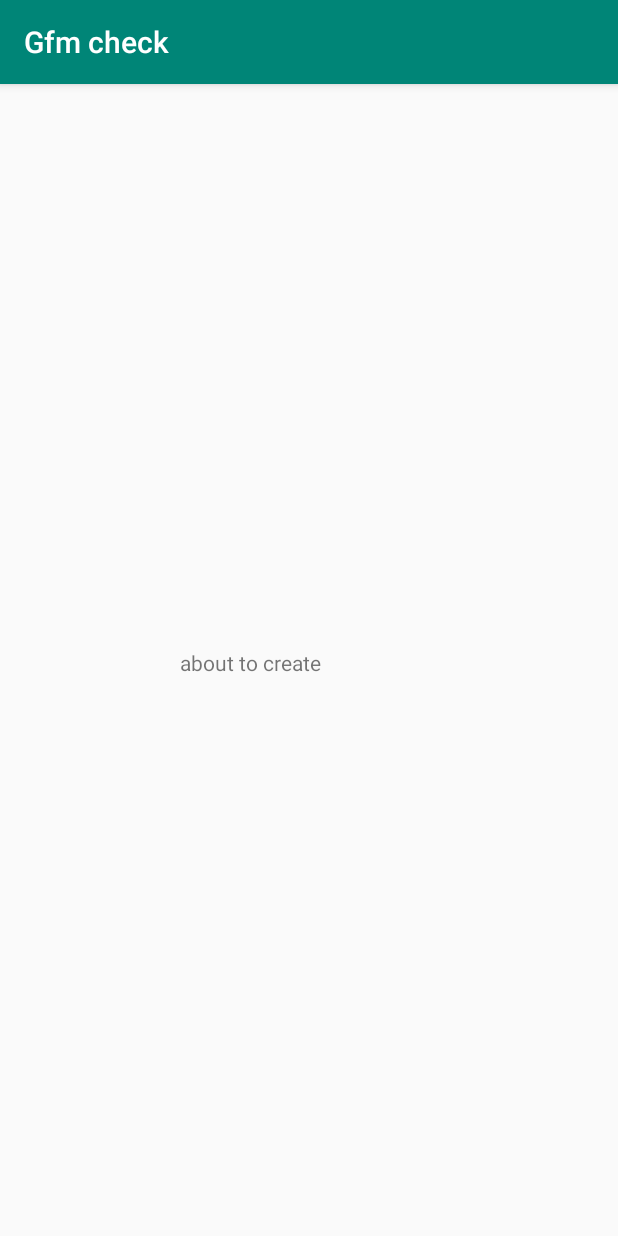
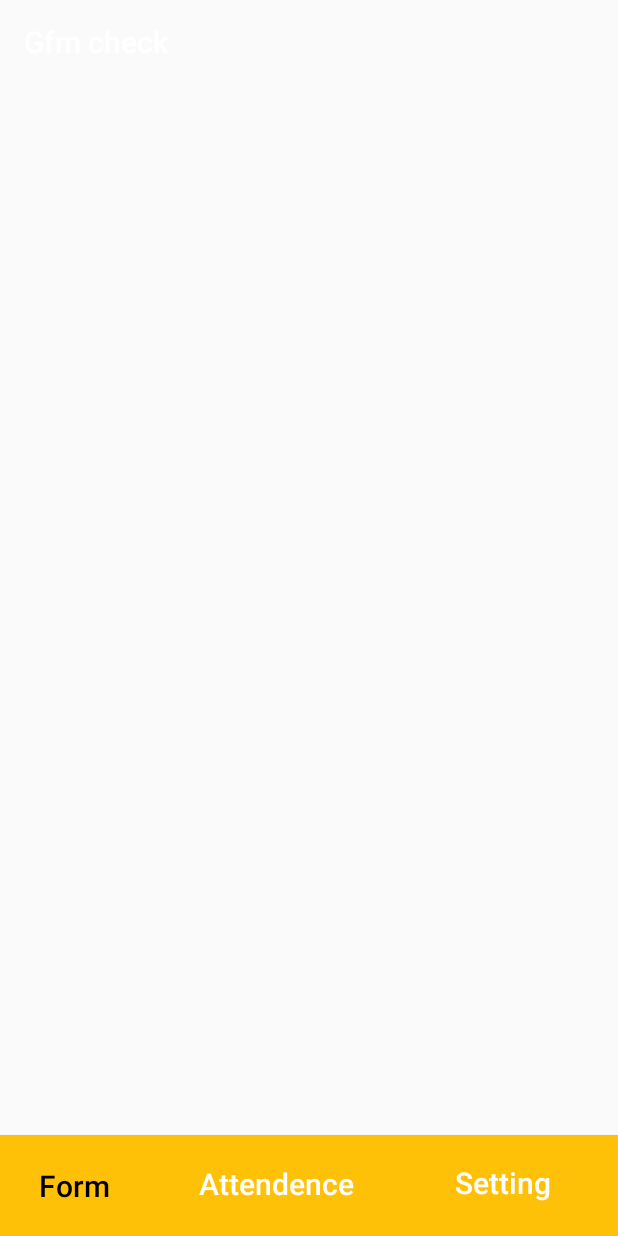
Before and after one commit to Asbaharoon/Students-academic, an Android app: the dataact screen opened directly, with no data from a screen before it, on a phone screen of 412 x 824 dp. Run offline under Robolectric (Android 15) with nearby library versions, the phone set to English and light mode, and no system bars.

Commit message:
dataact tabs ddone with the button

```diff
--- a/app/build.gradle
+++ b/app/build.gradle
@@ -26,4 +26,5 @@ dependencies {
     testImplementation 'junit:junit:4.12'
     androidTestImplementation 'androidx.test:runner:1.1.1'
     androidTestImplementation 'androidx.test.espresso:espresso-core:3.1.1'
+    implementation 'com.github.bumptech.glide:glide:4.10.0'
 }
--- a/app/src/main/AndroidManifest.xml
+++ b/app/src/main/AndroidManifest.xml
@@ -9,9 +9,9 @@
         android:roundIcon="@mipmap/ic_launcher_round"
         android:supportsRtl="true"
         android:theme="@style/AppTheme">
-        <activity android:name=".loginact"></activity>
-        <activity android:name=".dataact" />
-        <activity android:name=".MainActivity">
+        <activity android:name=".dataact"></activity>
+        <activity android:name=".MainActivity"/>
+        <activity android:name=".loginact">
             <intent-filter>
                 <action android:name="android.intent.action.MAIN" />
 
--- a/app/src/main/res/layout/activity_dataact.xml
+++ b/app/src/main/res/layout/activity_dataact.xml
@@ -6,14 +6,68 @@
     android:layout_height="match_parent"
     tools:context=".dataact">
 
-    <TextView
-        android:id="@+id/textView"
-        android:layout_width="161dp"
-        android:layout_height="107dp"
-        android:layout_marginStart="120dp"
-        android:layout_marginLeft="120dp"
-        android:layout_marginTop="376dp"
-        android:text="about to create"
+    <Button
+        android:id="@+id/backface"
+        android:layout_width="0dp"
+        android:layout_height="67dp"
+        android:background="#FFC107"
+        app:layout_constraintBottom_toBottomOf="parent"
+        app:layout_constraintEnd_toEndOf="parent"
+        app:layout_constraintHorizontal_bias="0.0"
+        app:layout_constraintStart_toStartOf="parent" />
+
+    <Button
+        android:id="@+id/form"
+        style="@android:style/Widget.Button"
+        android:layout_width="109dp"
+        android:layout_height="68dp"
+        android:layout_marginEnd="12dp"
+        android:layout_marginRight="12dp"
+        android:background="#00FFC107"
+        android:drawableLeft="#00000000"
+        android:drawableRight="@color/colorAccent"
+        android:selectAllOnFocus="false"
+        android:shadowColor="#00FFFFFF"
+        android:text="Form"
+        android:textAppearance="@style/TextAppearance.AppCompat.Body2"
+        android:textSize="20sp"
+        app:layout_constraintBottom_toBottomOf="parent"
+        app:layout_constraintEnd_toStartOf="@+id/attendence"
         app:layout_constraintStart_toStartOf="parent"
-        app:layout_constraintTop_toTopOf="parent" />
+        app:layout_constraintTop_toTopOf="@+id/backface"
+        app:layout_constraintVertical_bias="0.0" />
+
+    <Button
+        android:id="@+id/attendence"
+        android:layout_width="0dp"
+        android:layout_height="70dp"
+        android:layout_marginStart="109dp"
+        android:layout_marginLeft="109dp"
+        android:layout_marginEnd="2dp"
+        android:layout_marginRight="2dp"
+        android:background="#00FFC107"
+        android:text="Attendence"
+        android:textAppearance="@style/TextAppearance.AppCompat.Body2"
+        android:textColor="#FFFFFF"
+        android:textSize="20sp"
+        app:layout_constraintBottom_toBottomOf="parent"
+        app:layout_constraintEnd_toStartOf="@+id/setting"
+        app:layout_constraintStart_toEndOf="@+id/form"
+        app:layout_constraintStart_toStartOf="parent" />
+
+    <Button
+        android:id="@+id/setting"
+        android:layout_width="0dp"
+        android:layout_height="76dp"
+        android:layout_marginEnd="2dp"
+        android:layout_marginRight="2dp"
+        android:background="#00FFC107"
+        android:text="Setting"
+        android:textAppearance="@style/TextAppearance.AppCompat.Body2"
+        android:textColor="#FFFFFF"
+        android:textSize="20sp"
+        app:layout_constraintBaseline_toBaselineOf="@+id/backface"
+        app:layout_constraintEnd_toEndOf="parent"
+        app:layout_constraintStart_toEndOf="@+id/attendence" />
+
 </androidx.constraintlayout.widget.ConstraintLayout>
--- a/app/src/main/res/values/colors.xml
+++ b/app/src/main/res/values/colors.xml
@@ -1,6 +1,6 @@
 <?xml version="1.0" encoding="utf-8"?>
 <resources>
-    <color name="colorPrimary">#008577</color>
+    <color name="colorPrimary">#01008577</color>
     <color name="colorPrimaryDark">#00574B</color>
-    <color name="colorAccent">#D81B60</color>
+    <color name="colorAccent">#02D81B60</color>
 </resources>
```
Also changed, not shown: app/src/main/java/com/example/gfmcheck/dataact.java (+0 -12 lines).
